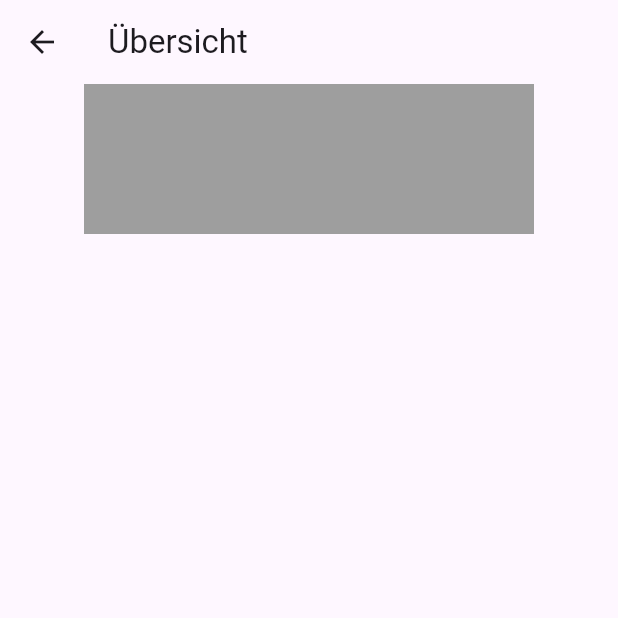
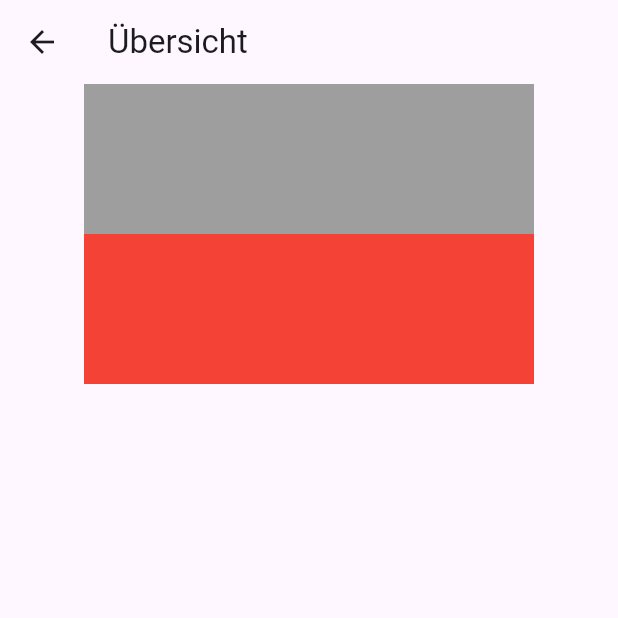
Before and after one commit to ERSIN1860/e_notes, a Flutter app: the OverviewScreen screen opened directly, on a phone screen of 412 x 824 dp, the top half of it. Run offline on Flutter 3.47's test engine with Material 3 defaults, Android fonts, the phone set to English and light mode, and no system bars.

Commit message:
erstellen von rechteck

```diff
--- a/lib/src/features/screens/overview_screen/presentation/overview_screen.dart
+++ b/lib/src/features/screens/overview_screen/presentation/overview_screen.dart
@@ -20,6 +20,11 @@ class OverviewScreen extends StatelessWidget {
                   width: 300,
                   height: 100,
                   color: Colors.grey,
+                ),
+                Container(
+                  width: 300,
+                  height: 100,
+                  color: Colors.red,
                 )
               ],
             ),
```
